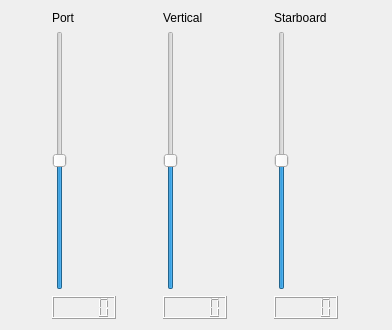
Above: catkin_ws/src/rqt_thrust_monitor/src/rqt_thrust_monitor/thrust_monitor.ui from SyllogismRXS/syllo-ros before the change. Below: the same form after it.
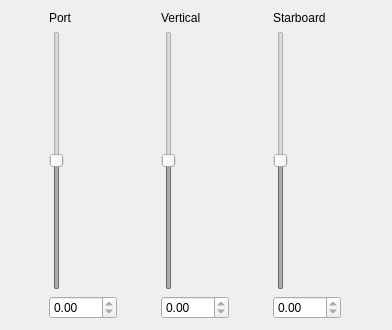
That is the form after the change.

Commit message: working throttle monitor

What changed in the file:
```diff
--- a/catkin_ws/src/rqt_thrust_monitor/src/rqt_thrust_monitor/thrust_monitor.ui
+++ b/catkin_ws/src/rqt_thrust_monitor/src/rqt_thrust_monitor/thrust_monitor.ui
@@ -22,27 +22,10 @@
      <item>
       <layout class="QGridLayout" name="gridLayout">
        <item row="1" column="2">
-        <widget class="QSlider" name="verticalSlider_3">
-         <property name="minimum">
-          <number>-100</number>
+        <widget class="QSlider" name="star_slider">
+         <property name="enabled">
+          <bool>false</bool>
          </property>
-         <property name="maximum">
-          <number>100</number>
-         </property>
-         <property name="orientation">
-          <enum>Qt::Vertical</enum>
-         </property>
-        </widget>
-       </item>
-       <item row="0" column="1">
-        <widget class="QLabel" name="label_2">
-         <property name="text">
-          <string>Vertical</string>
-         </property>
-        </widget>
-       </item>
-       <item row="1" column="1">
-        <widget class="QSlider" name="verticalSlider_2">
          <property name="minimum">
           <number>-100</number>
          </property>
@@ -54,11 +37,11 @@
          </property>
         </widget>
        </item>
-       <item row="2" column="0">
-        <widget class="QLCDNumber" name="lcdNumber_2"/>
-       </item>
        <item row="1" column="0">
-        <widget class="QSlider" name="verticalSlider">
+        <widget class="QSlider" name="port_slider">
+         <property name="enabled">
+          <bool>false</bool>
+         </property>
          <property name="minimum">
           <number>-100</number>
          </property>
@@ -77,6 +60,29 @@
          </property>
         </widget>
        </item>
+       <item row="0" column="1">
+        <widget class="QLabel" name="label_2">
+         <property name="text">
+          <string>Vertical</string>
+         </property>
+        </widget>
+       </item>
+       <item row="1" column="1">
+        <widget class="QSlider" name="vert_slider">
+         <property name="enabled">
+          <bool>false</bool>
+         </property>
+         <property name="minimum">
+          <number>-100</number>
+         </property>
+         <property name="maximum">
+          <number>100</number>
+         </property>
+         <property name="orientation">
+          <enum>Qt::Vertical</enum>
+         </property>
+        </widget>
+       </item>
        <item row="0" column="2">
         <widget class="QLabel" name="label_3">
          <property name="text">
@@ -84,11 +90,44 @@
          </property>
         </widget>
        </item>
+       <item row="2" column="0">
+        <widget class="QDoubleSpinBox" name="port_spinbox">
+         <property name="readOnly">
+          <bool>true</bool>
+         </property>
+         <property name="minimum">
+          <double>-100.000000000000000</double>
+         </property>
+         <property name="maximum">
+          <double>100.000000000000000</double>
+         </property>
+        </widget>
+       </item>
        <item row="2" column="1">
-        <widget class="QLCDNumber" name="lcdNumber"/>
+        <widget class="QDoubleSpinBox" name="vert_spinbox">
+         <property name="readOnly">
+          <bool>true</bool>
+         </property>
+         <property name="minimum">
+          <double>-100.000000000000000</double>
+         </property>
+         <property name="maximum">
+          <double>100.000000000000000</double>
+         </property>
+        </widget>
        </item>
        <item row="2" column="2">
-        <widget class="QLCDNumber" name="lcdNumber_3"/>
+        <widget class="QDoubleSpinBox" name="star_spinbox">
+         <property name="readOnly">
+          <bool>true</bool>
+         </property>
+         <property name="minimum">
+          <double>-100.000000000000000</double>
+         </property>
+         <property name="maximum">
+          <double>100.000000000000000</double>
+         </property>
+        </widget>
        </item>
       </layout>
      </item>
```
The commit also changes 6 other files.
